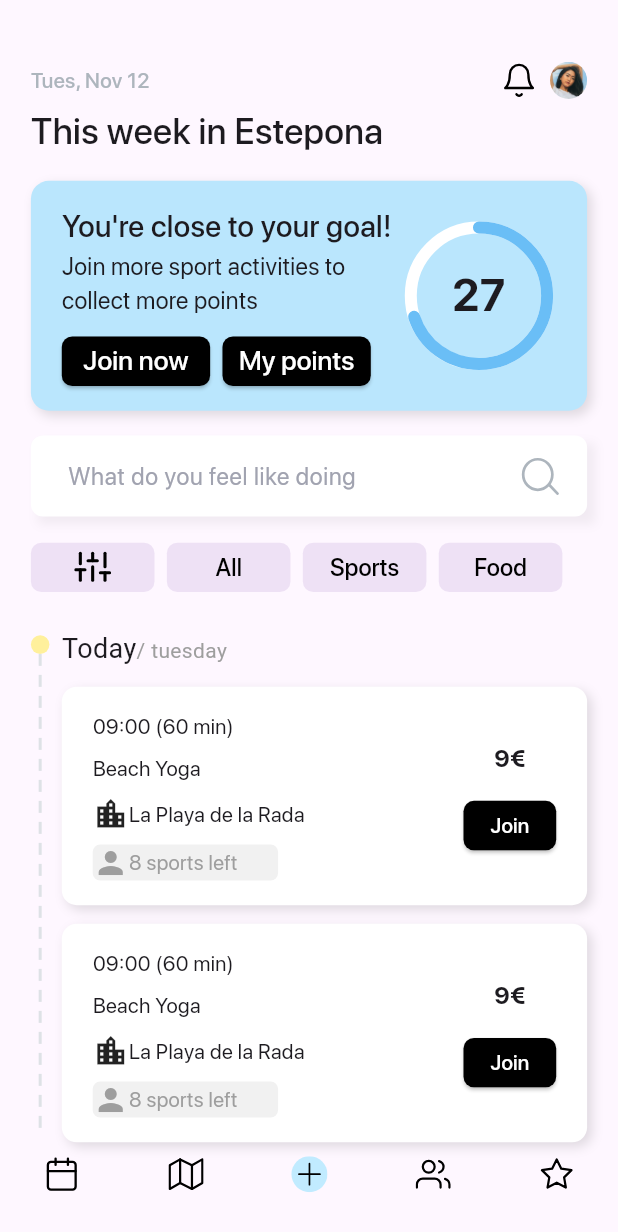
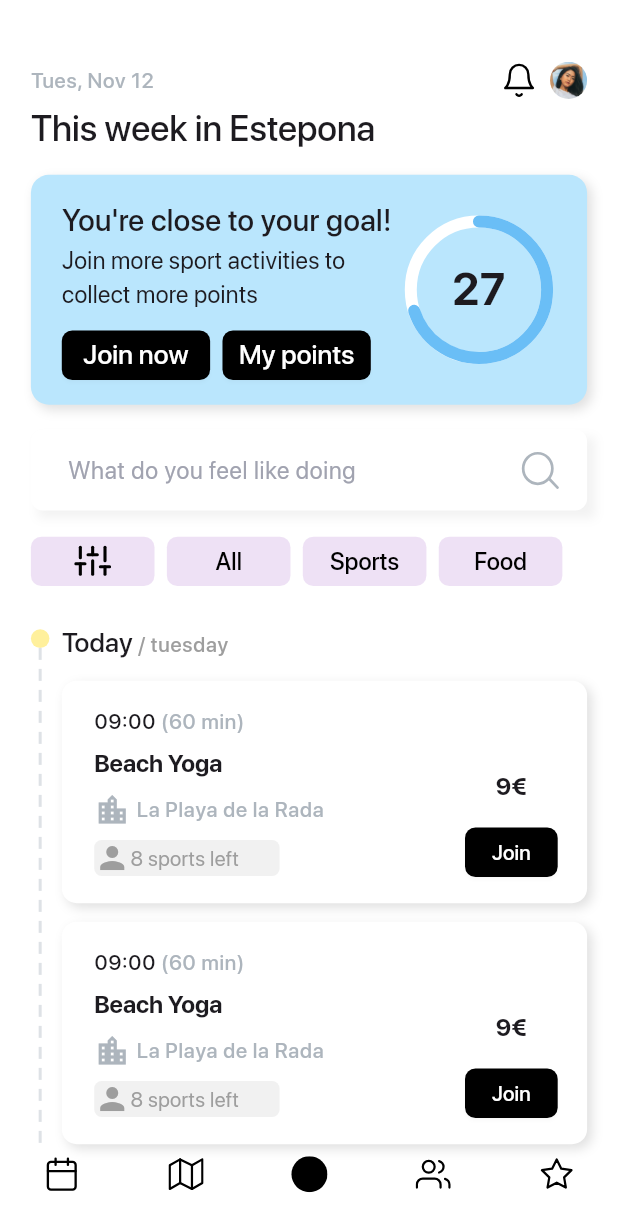
Before and after one commit to DarienRomero/SportsApp, a Flutter app: the screen it shows after launch, on a phone screen of 412 x 824 dp. Shown: the top 1232 px of the screen. Run offline on Flutter 3.47's test engine with Material 3 defaults, Android fonts, the phone set to English and light mode, and no system bars; drawn by our look-alikes of dotted_line, percent_indicator; our stand-ins replace dartz, equatable, flutter_bloc, flutter_svg, get_it, sentry_flutter.

Commit message:
ui: dark mode advance

```diff
--- a/lib/core/themes.dart
+++ b/lib/core/themes.dart
@@ -5,6 +5,140 @@ class Themes {
   static ThemeData get lightMode => ThemeData(
     fontFamily: 'SFProDisplay',
     primaryColor: const Color(0xffef5843),
+    cardColor: Color(0xffBAE6FD),
+    scaffoldBackgroundColor: Colors.white,
+    shadowColor: Colors.black.withOpacity(0.12),
+    iconTheme: IconThemeData(
+      color: Colors.black
+    ),
+    cardTheme: CardTheme(
+      shadowColor: Color(0)
+    ),
+    filledButtonTheme: FilledButtonThemeData(
+      style: ButtonStyle(
+        backgroundColor: WidgetStateProperty.resolveWith<Color?>(
+          (Set<WidgetState> states) {
+            if (states.contains(WidgetState.disabled)) {
+              return Color(0xffADB5BD); // Cuando el botón está deshabilitado
+            }
+            return Colors.black; // Estado normal
+          },
+        ),
+      )
+    ),
+    indicatorColor: Colors.white,
+    textTheme: TextTheme(
+      displayLarge: TextStyle(
+        fontWeight: FontWeight.w700,
+        fontSize: 20,
+      ),
+      displayMedium: TextStyle(
+        fontWeight: FontWeight.w700,
+        fontSize: 18
+      ),
+      displaySmall: TextStyle(
+        fontWeight: FontWeight.w700,
+        fontSize: 16
+      ),
+      titleLarge: TextStyle(
+        fontWeight: FontWeight.w500,
+        fontSize: 24
+      ),
+      titleMedium: TextStyle(
+        fontWeight: FontWeight.w500,
+        fontSize: 18
+      ),
+      titleSmall: TextStyle(
+        fontWeight: FontWeight.w500,
+        fontSize: 16
+      ),
+      labelLarge: TextStyle(
+        fontWeight: FontWeight.w500,
+        fontSize: 18,
+      ),
+      labelMedium: TextStyle(
+        fontWeight: FontWeight.w500,
+        fontSize: 16,
+      ),
+      labelSmall: TextStyle(
+        fontWeight: FontWeight.w500,
+        fontSize: 14,
+      ),
+    )
+  );
+
+  static ThemeData get darkMode => ThemeData(
+    fontFamily: 'SFProDisplay',
+    primaryColor: const Color(0xffef5843),
+    cardColor: Color(0xffA1E1FF),
+    scaffoldBackgroundColor: Color(0),
+    shadowColor: Color(0),
+    iconTheme: IconThemeData(
+      color: Colors.white
+    ),
+    cardTheme: CardTheme(
+      shadowColor: Color(0xff6C757D)
+    ),
+    filledButtonTheme: FilledButtonThemeData(
+      style: ButtonStyle(
+        backgroundColor: WidgetStateProperty.resolveWith<Color?>(
+          (Set<WidgetState> states) {
+            if (states.contains(WidgetState.disabled)) {
+              return Color(0xff6C757D); // Cuando el botón está deshabilitado
+            }
+            return Colors.white; // Estado normal
+          },
+        ),
+      )
+    ),
+    indicatorColor: Colors.black,
+    textTheme: TextTheme(
+      displayLarge: TextStyle(
+        fontWeight: FontWeight.w700,
+        fontSize: 20,
+        color: Colors.white
+      ),
+      displayMedium: TextStyle(
+        fontWeight: FontWeight.w700,
+        fontSize: 18,
+        color: Colors.white
+      ),
+      displaySmall: TextStyle(
+        fontWeight: FontWeight.w700,
+        fontSize: 16,
+        color: Colors.white
+      ),
+      titleLarge: TextStyle(
+        fontWeight: FontWeight.w500,
+        fontSize: 24,
+        color: Colors.white
+      ),
+      titleMedium: TextStyle(
+        fontWeight: FontWeight.w500,
+        fontSize: 18,
+        color: Colors.white
+      ),
+      titleSmall: TextStyle(
+        fontWeight: FontWeight.w500,
+        fontSize: 16,
+        color: Colors.white
+      ),
+      labelLarge: TextStyle(
+        fontWeight: FontWeight.w500,
+        fontSize: 18,
+        color: Colors.white
+      ),
+      labelMedium: TextStyle(
+        fontWeight: FontWeight.w500,
+        fontSize: 16,
+        color: Colors.white
+      ),
+      labelSmall: TextStyle(
+        fontWeight: FontWeight.w500,
+        fontSize: 14,
+        color: Colors.white
+      ),
+    ),
   );
 
 }
--- a/lib/features/activities/presentation/pages/today_activities.dart
+++ b/lib/features/activities/presentation/pages/today_activities.dart
@@ -45,15 +45,14 @@ class _TodayActivitiesState extends State<TodayActivities> {
               child: Row(
                 mainAxisAlignment: MainAxisAlignment.spaceBetween,
                 children: [
-                  Text("Tues, Nov 12", style: TextStyle(
-                    fontFamily: "SFProDisplay",
-                    fontWeight: FontWeight.w500,
+                  Text("Tues, Nov 12", style: Theme.of(context).textTheme.labelSmall?.copyWith(
                     color: Color(0xffADB5BD)
-                  ),),
+                  )),
                   Row(
                     children: [
                       CustomSVGIcon(
-                        path: CustomIcons.bellIcon
+                        path: CustomIcons.bellIcon,
+                        color: Theme.of(context).iconTheme.color,
                       ),
                       HSpacing(2),
                       GeneralImage(
@@ -76,10 +75,7 @@ class _TodayActivitiesState extends State<TodayActivities> {
               ),
               child: Row(
                 children: [
-                  Text("This week in Estepona", style: TextStyle(
-                    fontSize: 24,
-                    fontWeight: FontWeight.w500
-                  )),
+                  Text("This week in Estepona", style: Theme.of(context).textTheme.titleLarge),
                 ],
               ),
             ),
@@ -125,7 +121,10 @@ class _TodayActivitiesState extends State<TodayActivities> {
 
               },
               splashColor: Color(0xffE9ECEF),
-              icon: CustomSVGIcon(path: CustomIcons.calendarIcon)
+              icon: CustomSVGIcon(
+                path: CustomIcons.calendarIcon,
+                color: Theme.of(context).iconTheme.color,
+              )
             ),
             CustomIconButton(
               size: 10,
@@ -134,7 +133,10 @@ class _TodayActivitiesState extends State<TodayActivities> {
 
               },
               splashColor: Color(0xffE9ECEF),
-              icon: CustomSVGIcon(path: CustomIcons.mapIcon)
+              icon: CustomSVGIcon(
+                path: CustomIcons.mapIcon,
+                color: Theme.of(context).iconTheme.color,
+              )
             ),
             CustomIconButton(
               size: 10,
@@ -143,7 +145,10 @@ class _TodayActivitiesState extends State<TodayActivities> {
 
               },
               splashColor: Color(0xffE9ECEF),
-              icon: CustomSVGIcon(path: CustomIcons.plusIcon)
+              icon: CustomSVGIcon(
+                path: CustomIcons.plusIcon,
+                color: Theme.of(context).iconTheme.color,
+              )
             ),
             CustomIconButton(
               size: 10,
@@ -152,7 +157,10 @@ class _TodayActivitiesState extends State<TodayActivities> {
 
               },
               splashColor: Color(0xffE9ECEF),
-              icon: CustomSVGIcon(path: CustomIcons.usersIcon)
+              icon: CustomSVGIcon(
+                path: CustomIcons.usersIcon,
+                color: Theme.of(context).iconTheme.color,
+              )
             ),
             CustomIconButton(
               size: 10,
@@ -161,7 +169,10 @@ class _TodayActivitiesState extends State<TodayActivities> {
 
               },
               splashColor: Color(0xffE9ECEF),
-              icon: CustomSVGIcon(path: CustomIcons.starIcon)
+              icon: CustomSVGIcon(
+                path: CustomIcons.starIcon,
+                color: Theme.of(context).iconTheme.color,
+              )
             ),
           ],
         ),
--- a/lib/features/activities/presentation/widgets/today_activities/activities_list.dart
+++ b/lib/features/activities/presentation/widgets/today_activities/activities_list.dart
@@ -81,13 +81,11 @@ class _ActivitiesListState extends State<ActivitiesList> {
                   children: [
                     TextSpan(
                       text: "Today",
-                      style: TextStyle(
-                        fontSize: 18
-                      )
+                      style: Theme.of(context).textTheme.labelLarge
                     ),
                     TextSpan(
-                      text: "/ tuesday",
-                      style: TextStyle(
+                      text: " / tuesday",
+                      style: Theme.of(context).textTheme.labelSmall?.copyWith(
                         color: Color(0xff9E9E9E)
                       )
                     )
--- a/lib/features/activities/presentation/widgets/today_activities/activity_card.dart
+++ b/lib/features/activities/presentation/widgets/today_activities/activity_card.dart
@@ -1,6 +1,7 @@
 import 'package:flutter/material.dart';
 import 'package:news_app/core/utils.dart';
 import 'package:news_app/features/common/presentation/widgets/common_button.dart';
+import 'package:news_app/features/common/presentation/widgets/h_spacing.dart';
 import 'package:news_app/features/common/presentation/widgets/v_spacing.dart';
 
 class ActivityCard extends StatelessWidget {
@@ -10,16 +11,20 @@ class ActivityCard extends StatelessWidget {
   Widget build(BuildContext context) {
     return Container(
       width: mqWidth(context, 85),
+      height: mqHeigth(context, 18),
       decoration: BoxDecoration(
         borderRadius: BorderRadius.circular(10),
-        color: Colors.white,
+        color: Theme.of(context).scaffoldBackgroundColor,
         boxShadow: [
           BoxShadow(
-            color: Colors.black.withOpacity(0.12),
+            color: Theme.of(context).shadowColor,
             offset: Offset(3, 3),
             blurRadius: 6
           )
-        ]
+        ],
+        border: Border.all(
+          color: Theme.of(context).cardTheme.shadowColor ?? Color(0)
+        )
       ),
       child: Row(
         children: [
@@ -36,20 +41,26 @@ class ActivityCard extends StatelessWidget {
                 Text.rich(TextSpan(
                   children: [
                     TextSpan(
-                      text: "09:00"
+                      text: "09:00", style: Theme.of(context).textTheme.labelSmall
                     ),
                     TextSpan(
-                      text: " (60 min)"
+                      text: " (60 min)",
+                      style: Theme.of(context).textTheme.labelSmall?.copyWith(
+                        color: Color(0xffADB5BD)
+                      )
                     )
                   ]
                 )),
                 VSpacing(1),
-                Text("Beach Yoga"),
+                Text("Beach Yoga", style: Theme.of(context).textTheme.displaySmall),
                 VSpacing(1),
                 Row(
                   children: [
-                    Icon(Icons.location_city),
-                    Text("La Playa de la Rada")
+                    Icon(Icons.location_city, color: Color(0xffADB5BD)),
+                    HSpacing(1),
+                    Text("La Playa de la Rada", style: Theme.of(context).textTheme.labelSmall?.copyWith(
+                      color: Color(0xffADB5BD)
+                    ))
                   ],
                 ),
                 VSpacing(1),
@@ -78,21 +89,21 @@ class ActivityCard extends StatelessWidget {
           Container(
             width: mqWidth(context, 15),
             child: Column(
+              mainAxisAlignment: MainAxisAlignment.end,
               children: [
-                Text("9€", style: TextStyle(
-                  fontSize: 16,
-                  fontWeight: FontWeight.w700
-                )),
+                Text("9€", style: Theme.of(context).textTheme.displaySmall),
                 VSpacing(2),
                 CustomButton(
                   onPressed: (){
 
                   },
                   label: "Join",
+                  labelColor: Theme.of(context).indicatorColor,
                   heigth: mqHeigth(context, 4),
                   width: mqWidth(context, 15),
-                  color: Colors.black
-                )
+                  color: Theme.of(context).filledButtonTheme.style?.backgroundColor?.resolve({})
+                ),
+                VSpacing(2),
               ],
             ),
           )
--- a/lib/features/activities/presentation/widgets/today_activities/goal_card.dart
+++ b/lib/features/activities/presentation/widgets/today_activities/goal_card.dart
@@ -14,7 +14,7 @@ class GoalCard extends StatelessWidget {
       width: mqWidth(context, 90),
       decoration: BoxDecoration(
         borderRadius: BorderRadius.circular(12),
-        color: Color(0xffBAE6FD),
+        color: Theme.of(context).cardColor,
         boxShadow: [
           BoxShadow(
             color: Colors.black.withOpacity(0.12),
--- a/lib/features/common/presentation/widgets/common_button.dart
+++ b/lib/features/common/presentation/widgets/common_button.dart
@@ -8,7 +8,7 @@ class CustomButton extends StatelessWidget {
   final VoidCallback? onPressed;
   final String label;
   final double width;
-  final Color color;
+  final Color? color;
   final double heigth;
   final double borderRadius;
   final bool disabled;
```
